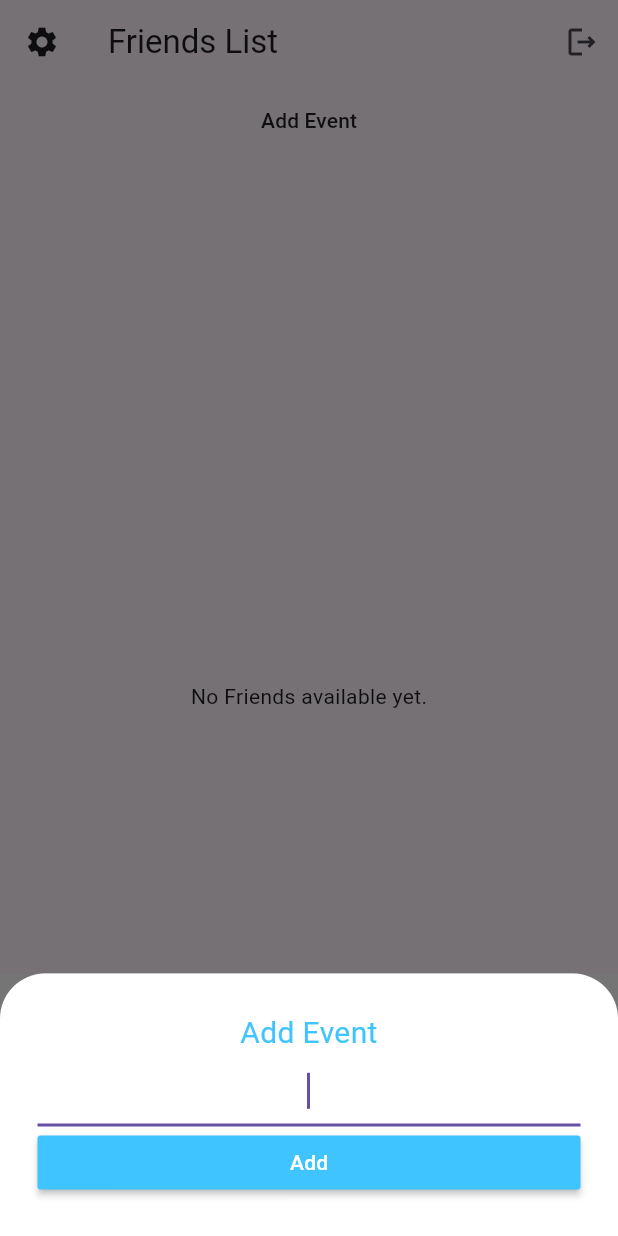
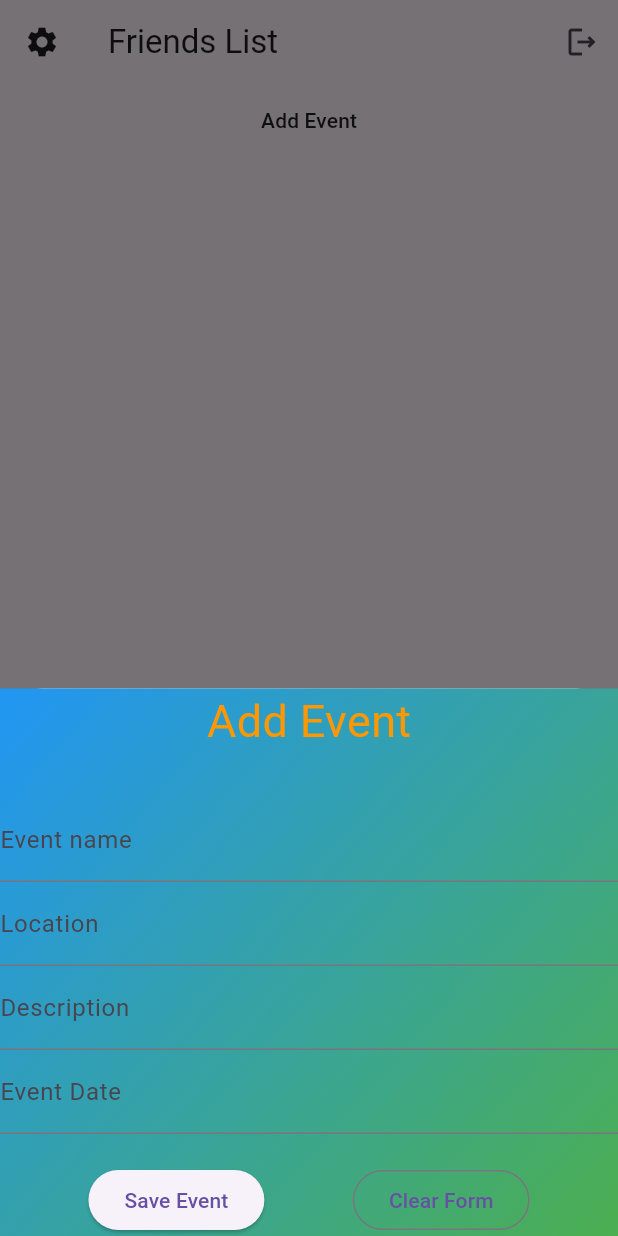
Before and after one commit to silentunicorn249/hedeyety, a Flutter app: the HomeScreen screen opened by its route, after a tap on "Add Event", on a phone screen of 412 x 824 dp. Run offline on Flutter 3.47's test engine with Material 3 defaults, Android fonts, the light colour scheme and no system bars; our stand-ins replace cloud_firestore, firebase_auth, firebase_core, modal_progress_hud_nsn, shared_preferences, sqflite; accounts and stored records are empty.

Commit message:
added to add event

```diff
--- /dev/null
+++ b/lib/features/events/data/datasources/event_repo_remote.dart
@@ -0,0 +1,106 @@
+import 'package:cloud_firestore/cloud_firestore.dart';
+
+import '../../data/models/event_model.dart';
+import '../../domain/repository/event_repository.dart';
+
+class EventRepoRemote implements EventRepository {
+  final FirebaseFirestore _firestore = FirebaseFirestore.instance;
+
+  // Initialize Firestore (Firebase already initialized in main.dart)
+  @override
+  Future<void> initialize(String dbName) async {
+    // Firebase initialization is typically done in main.dart so no action here.
+    // If needed, you can configure Firestore or prepare the database here.
+  }
+
+  @override
+  Future<void> saveEvent(EventModel event) async {
+    try {
+      // Save the event to the Firestore collection
+      await _firestore.collection('events').doc(event.id).set(event.toJson());
+      print("Event saved: ${event.id}");
+    } catch (e) {
+      print("Error saving event: $e");
+      throw Exception("Error saving event: $e");
+    }
+  }
+
+  @override
+  Future<EventModel?> getEvent(String id) async {
+    try {
+      print("Fetchig");
+      // Fetch the event data from Firestore by event ID
+      DocumentSnapshot snapshot =
+          await _firestore.collection('events').doc(id).get();
+
+      // If the document exists, return its data
+      if (snapshot.exists) {
+        var eventDoc = snapshot.data();
+        print(eventDoc);
+        return EventModel.fromJson(eventDoc as Map<String, dynamic>);
+      } else {
+        // If the event is not found, return null
+        return null;
+      }
+    } catch (e) {
+      print("Error fetching event: $e");
+      return null;
+    }
+  }
+
+  @override
+  Future<void> deleteEvent(String id) async {
+    try {
+      // Delete the event from Firestore
+      await _firestore.collection('events').doc(id).delete();
+      print("Event deleted: $id");
+    } catch (e) {
+      print("Error deleting event: $e");
+      throw Exception("Error deleting event: $e");
+    }
+  }
+
+  @override
+  Future<List<EventModel>> getALlEvents() async {
+    try {
+      // Fetch all events from Firestore
+      QuerySnapshot snapshot = await _firestore.collection('events').get();
+
+      // Map the query result to a list of EventModel objects
+      List<EventModel> events = snapshot.docs
+          .map((doc) => EventModel.fromJson(doc.data() as Map<String, dynamic>))
+          .toList();
+
+      return events;
+    } catch (e) {
+      print("Error fetching all events: $e");
+      return [];
+    }
+  }
+
+  Future<EventModel?> getEventByName(String name) async {
+    try {
+      print("Fetching $name");
+      // Query Firestore for the event with the matching name
+      QuerySnapshot snapshot = await _firestore
+          .collection('events')
+          .where('name', isEqualTo: name)
+          .get();
+
+      // Check if any event is found with the specified name
+      if (snapshot.docs.isNotEmpty) {
+        // Map the first matching document to a EventModel
+        var eventDoc = snapshot.docs.first;
+        return EventModel.fromJson(
+            {"id": eventDoc.id, ...eventDoc.data() as Map<String, dynamic>});
+      } else {
+        // If no event is found with that name, return null
+        print("No event found");
+        return null;
+      }
+    } catch (e) {
+      print("Error fetching event by name: $e");
+      return null;
+    }
+  }
+}
--- /dev/null
+++ b/lib/features/events/data/models/event_model.dart
@@ -0,0 +1,27 @@
+import '../../domain/entities/event.dart';
+
+class EventModel extends EventEntity {
+  EventModel(
+      {required super.id,
+      required super.name,
+      required super.location,
+      required super.desc,
+      required super.userId,
+      required super.date});
+
+  Map<String, dynamic> toJson() => {
+        'id': id, //TODO if the relation breaks check here (3aref enak hatensa)
+        'name': name,
+        'email': location,
+        'phoneNo': desc,
+        'userId': userId,
+      };
+
+  factory EventModel.fromJson(Map<String, dynamic> json) => EventModel(
+      id: json['id'],
+      name: json['name'],
+      location: json['location'],
+      desc: json["phoneNo"],
+      userId: json["userId"],
+      date: json['date']);
+}
--- a/lib/features/events/domain/entities/event.dart
+++ b/lib/features/events/domain/entities/event.dart
@@ -1,35 +1,16 @@
-class Event {
+class EventEntity {
   String id;
   String name;
-  DateTime date;
   String location;
-  String description;
+  String desc;
   String userId;
+  String date;
 
-  Event({
-    required this.id,
-    required this.name,
-    required this.date,
-    required this.location,
-    required this.description,
-    required this.userId,
-  });
-
-  Map<String, dynamic> toJson() => {
-        'id': id,
-        'name': name,
-        'date': date.toIso8601String(),
-        'location': location,
-        'description': description,
-        'userId': userId,
-      };
-
-  factory Event.fromJson(Map<String, dynamic> json) => Event(
-        id: json['id'],
-        name: json['name'],
-        date: DateTime.parse(json['date']),
-        location: json['location'],
-        description: json['description'],
-        userId: json['userId'],
-      );
+  EventEntity(
+      {required this.id,
+      required this.desc,
+      required this.name,
+      required this.location,
+      required this.userId,
+      required this.date});
 }
--- /dev/null
+++ b/lib/features/events/domain/repository/event_repository.dart
@@ -0,0 +1,9 @@
+import '../../data/models/event_model.dart';
+
+abstract class EventRepository {
+  Future<void> initialize(String dbName);
+  Future<void> saveEvent(EventModel event);
+  Future<EventModel?> getEvent(String id);
+  Future<void> deleteEvent(String id);
+  Future<List<EventModel>> getALlEvents();
+}
--- a/lib/features/events/presentation/screens/add_event_screen.dart
+++ b/lib/features/events/presentation/screens/add_event_screen.dart
@@ -1,49 +1,149 @@
+import 'package:firebase_auth/firebase_auth.dart';
 import 'package:flutter/material.dart';
+import 'package:hedeyety/features/events/data/datasources/event_repo_remote.dart';
+import 'package:hedeyety/features/events/data/models/event_model.dart';
 
-class AddEventScreen extends StatelessWidget {
-  String eventName = "";
+class AddEventScreen extends StatefulWidget {
+  @override
+  State<AddEventScreen> createState() => _AddEventScreenState();
+}
+
+class _AddEventScreenState extends State<AddEventScreen> {
+  final _formKey = GlobalKey<FormState>();
+  final _auth = FirebaseAuth.instance;
+  final TextEditingController eventName = TextEditingController();
+  final TextEditingController eventLocation = TextEditingController();
+  final TextEditingController eventDesc = TextEditingController();
+  final TextEditingController eventDate = TextEditingController();
+
+  void _resetForm() {
+    _formKey.currentState?.reset();
+    eventName.clear();
+    eventLocation.clear();
+    eventDesc.clear();
+    eventDate.clear();
+  }
+
+  void saveEvent() {
+    if (_formKey.currentState!.validate()) {
+      print(eventName.text);
+      print(eventLocation.text);
+      print(eventDesc.text);
+      print(eventDate.text);
+      var userUID = _auth.currentUser!.uid;
+      print(userUID);
+      final repo = EventRepoRemote();
+      repo.saveEvent(EventModel(
+          id: userUID + eventName.text,
+          name: eventName.text,
+          location: eventLocation.text,
+          desc: eventDesc.text,
+          userId: userUID,
+          date: eventDate.text));
+      ScaffoldMessenger.of(context).showSnackBar(
+        const SnackBar(content: Text('Event Saved Successfully!')),
+      );
+    }
+  }
+
   @override
   Widget build(BuildContext context) {
     return Container(
-      color: Color(0xff757575),
-      child: Container(
-        decoration: BoxDecoration(
-          color: Colors.white,
-          borderRadius: BorderRadius.only(
-            topRight: Radius.circular(30),
-            topLeft: Radius.circular(30),
+      decoration: const BoxDecoration(
+        gradient: LinearGradient(
+          colors: [Colors.blue, Colors.green],
+          begin: Alignment.topLeft,
+          end: Alignment.bottomRight,
         ),
       ),
-        child: Padding(
-          padding: EdgeInsets.all(25.0),
       child: Column(
-            crossAxisAlignment: CrossAxisAlignment.stretch,
         children: [
-              Text(
+          const Text(
             "Add Event",
-                textAlign: TextAlign.center,
-                style: TextStyle(fontSize: 20, color: Colors.lightBlueAccent),
+            style: TextStyle(
+              color: Colors.orange,
+              fontSize: 30,
             ),
-              TextField(
-                autofocus: true,
-                textAlign: TextAlign.center,
-                onChanged: (value) {
-                  eventName = value;
+          ),
+          const SizedBox(
+            height: 30,
+          ),
+          Form(
+            key: _formKey,
+            child: Column(
+              children: [
+                TextFormField(
+                  controller: eventName,
+                  decoration: const InputDecoration(labelText: 'Event name'),
+                  validator: (value) {
+                    if (value == null || value.length < 3) {
+                      return 'Username must be at least 3 characters long';
+                    }
+                    return null;
                   },
                 ),
-              MaterialButton(
-                color: Colors.lightBlueAccent,
-                onPressed: () {
-                  Navigator.pop(context);
+                TextFormField(
+                  controller: eventLocation,
+                  decoration: const InputDecoration(labelText: 'Location'),
+                ),
+                TextFormField(
+                  controller: eventDesc,
+                  decoration: const InputDecoration(labelText: 'Description'),
+                ),
+                TextFormField(
+                  controller: eventDate,
+                  decoration: const InputDecoration(labelText: 'Event Date'),
+                  readOnly: true,
+                  onTap: () async {
+                    DateTime? pickedDate = await showDatePicker(
+                      context: context,
+                      initialDate: DateTime.now().add(const Duration(days: 2)),
+                      firstDate: DateTime.now().add(const Duration(days: 2)),
+                      lastDate:
+                          DateTime.now().add(const Duration(days: 1 * 30)),
+                    );
+                    if (pickedDate != null) {
+                      setState(() {
+                        eventDate.text =
+                            "${pickedDate.year}-${pickedDate.month.toString().padLeft(2, '0')}-${pickedDate.day.toString().padLeft(2, '0')}";
+                      });
+                    }
                   },
-                child: Text(
-                  "Add",
-                  style: TextStyle(color: Colors.white),
+                  validator: (value) {
+                    if (value == null || value.isEmpty) {
+                      return 'Please select the event date';
+                    }
+                    List<String> parts = value.split('-');
+                    DateTime dob = DateTime(
+                      int.parse(parts[0]),
+                      int.parse(parts[1]),
+                      int.parse(parts[2]),
+                    );
+                    DateTime today = DateTime.now();
+                    if (dob.isBefore(today)) {
+                      return 'Event date cannot be a past date';
+                    }
+                    return null;
+                  },
                 ),
-              )
+                const SizedBox(height: 20),
+                Row(
+                  mainAxisAlignment: MainAxisAlignment.spaceEvenly,
+                  children: [
+                    ElevatedButton(
+                      onPressed: saveEvent,
+                      child: const Text('Save Event'),
+                    ),
+                    OutlinedButton(
+                      onPressed: _resetForm,
+                      child: const Text('Clear Form'),
+                    ),
+                  ],
+                ),
               ],
             ),
           ),
+        ],
       ),
     );
   }
--- a/lib/features/gifts/presentation/screens/gift_list_screen.dart
+++ b/lib/features/gifts/presentation/screens/gift_list_screen.dart
@@ -7,7 +7,14 @@ import '../../domain/entities/gift.dart';
 import 'gift_detail_screen.dart';
 
 class GiftListScreen extends StatefulWidget {
-  Event event = DummyData.events[0];
+  EventEntity event = EventEntity(
+    id: "id",
+    desc: "desc",
+    name: "name",
+    location: "location",
+    userId: "userId",
+    date: DateTime(2017, 9, 7, 17, 30).toString(),
+  );
 
   @override
   _GiftListScreenState createState() => _GiftListScreenState();
--- a/lib/features/profile/presentation/screens/home_screen.dart
+++ b/lib/features/profile/presentation/screens/home_screen.dart
@@ -107,7 +107,8 @@ class HomeScreen extends StatelessWidget {
                         Navigator.push(
                           context,
                           MaterialPageRoute(
-                            builder: (context) => EventsListScreen(),
+                            builder: (context) => EventsListScreen(
+                                userId: person.id, name: person.name),
                           ),
                         );
                       },
--- a/lib/features/profile/presentation/screens/my_pledged_gift_screen.dart
+++ b/lib/features/profile/presentation/screens/my_pledged_gift_screen.dart
@@ -11,7 +11,10 @@ class PledgedGiftsScreen extends StatelessWidget {
     final pledgedGifts = DummyData.gifts;
 
     return Scaffold(
-      appBar: AppBar(title: Text('My Pledged Gifts')),
+      appBar: AppBar(
+        title: const Text('My Pledged Gifts'),
+        automaticallyImplyLeading: false,
+      ),
       body: ListView.builder(
         itemCount: pledgedGifts.length,
         itemBuilder: (context, index) {
--- a/lib/main.dart
+++ b/lib/main.dart
@@ -10,7 +10,6 @@ import 'features/auth/data/datasources/user_repo_local.dart';
 import 'features/auth/presentation/providers/profile_provider.dart';
 import 'features/auth/presentation/screens/login_screen.dart';
 import 'features/auth/presentation/screens/signup_screen.dart';
-import 'features/events/presentation/screens/events_list_screen.dart';
 import 'features/profile/presentation/screens/home_screen.dart';
 import 'features/profile/presentation/screens/home_stack.dart';
 import 'features/profile/presentation/screens/profile_screen.dart';
@@ -75,7 +74,6 @@ class _HedieatyAppState extends State<HedieatyApp> {
               AppRoutes.signup: (context) => SignupScreen(),
               AppRoutes.home: (context) => HomeScreen(),
               AppRoutes.homeStack: (context) => HomeStack(),
-              AppRoutes.events: (context) => EventsListScreen(),
               AppRoutes.profile: (context) => ProfileScreen(),
             },
           );
```
Also changed, not shown: lib/core/constants/dummy_data.dart (+0 -28 lines), lib/features/events/data/datasources/event_repo_local.dart (added, +82 -0 lines), lib/features/events/presentation/screens/events_list_screen.dart (+8 -26 lines), lib/features/profile/presentation/screens/profile_screen.dart (+8 -5 lines). Lines whose indentation alone changed are shown as unchanged.
